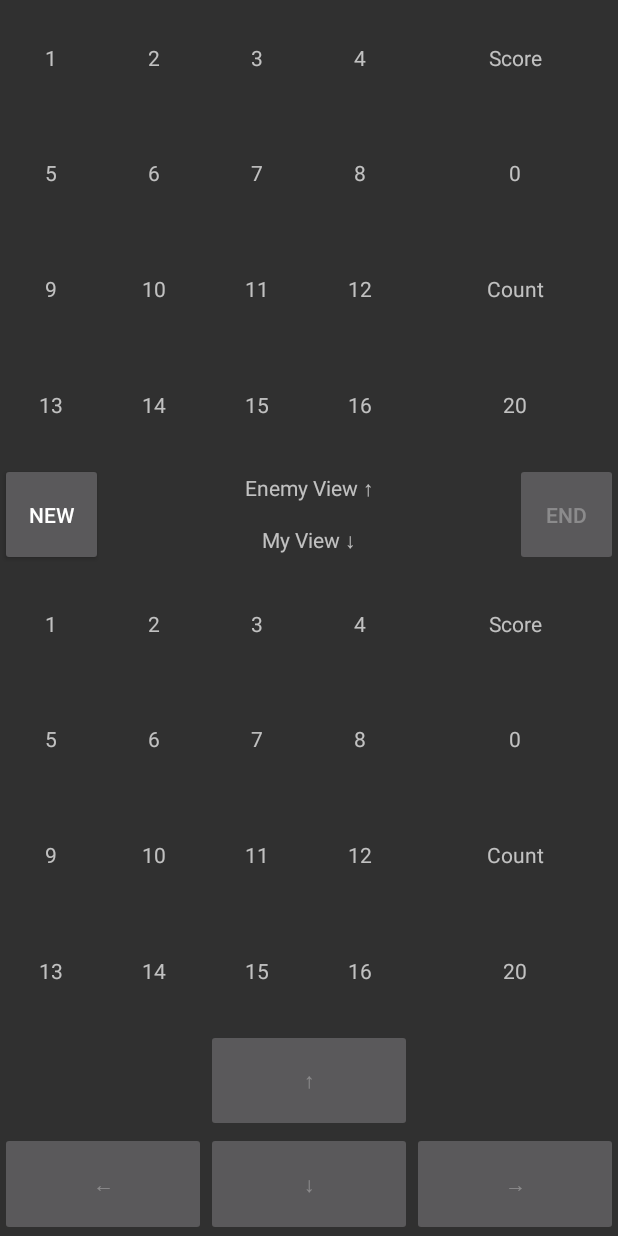
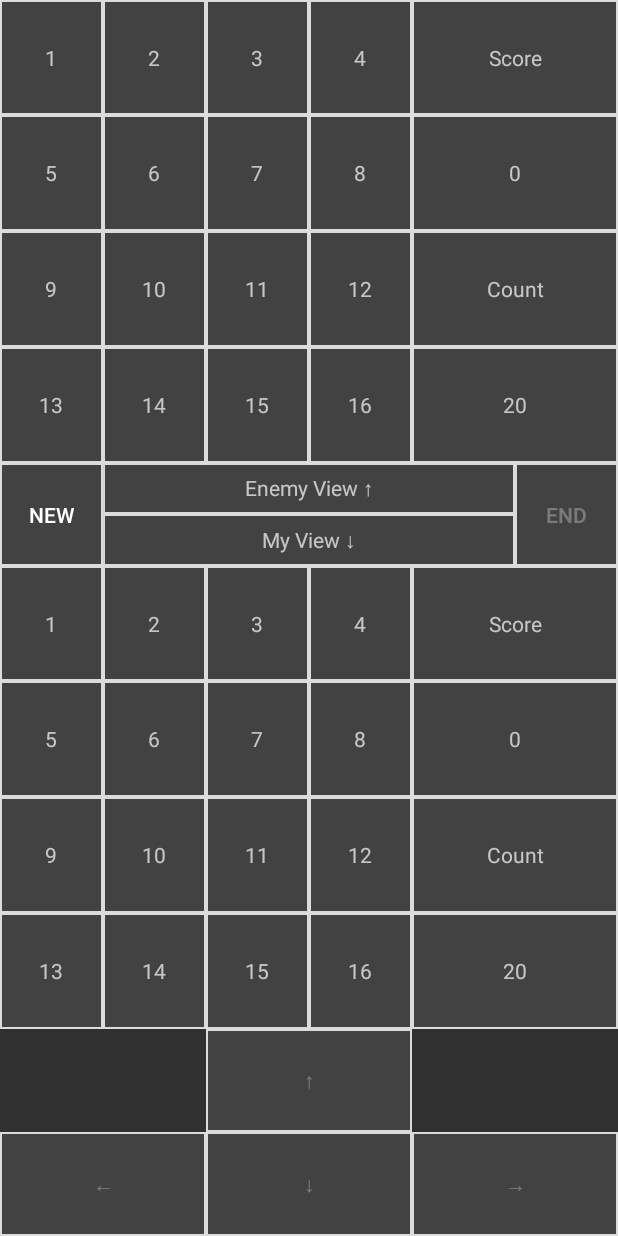
Before and after one commit to preventionYun/2048_android, an Android app: the screen it shows after launch (MainActivity), on a phone screen of 412 x 824 dp. Run offline under Robolectric (Android 15) with nearby library versions, the phone set to English and light mode, and no system bars.

Commit message:
v1.9 디자인 관련 수정, border.xml 추가

```diff
--- a/app/src/main/java/com/preventionyun/a2048/MainActivity.java
+++ b/app/src/main/java/com/preventionyun/a2048/MainActivity.java
@@ -407,10 +407,10 @@
             try{
                 GameModel.GameState actionResult = gameModel.accept(savedKey);  // 키에 맞게 동작을 시킨다.
                 switch (actionResult) {    // 동작의 결과인 gameState따라 추후 동작 결정.
-                    case NewNumber: // 새 번호가 필요한 상태
+                    case NewNumber: // 새 번호가 필요한 상태(내용물이 변함.)
                         gameModel.accept(getBlankLocation());   // 빈 자리에 2를 생성함.
                         break;
-                    case Finished:  // 종료상태(카운트 다 사용함)
+                    case Finished:  // 종료상태(카운트 다 사용하면, Finished 상태를 리턴함.)
                         UserCommand cmd = UserCommand.Quit;
                         executeUserCommand(cmd);                // 종료 커맨드를 실행
                         System.out.println("Game Finished!");
--- /dev/null
+++ b/app/src/main/res/drawable/border.xml
@@ -0,0 +1,9 @@
+<?xml version="1.0" encoding="utf-8"?>
+<layer-list xmlns:android="http://schemas.android.com/apk/res/android" >
+    <item>
+        <shape android:shape="rectangle">
+            <stroke android:width="1dp" android:color="#DCDCDC"/>
+            <solid android:color="#424242" />
+        </shape>
+    </item>
+</layer-list>
--- a/app/src/main/res/layout/activity_main.xml
+++ b/app/src/main/res/layout/activity_main.xml
@@ -24,6 +24,7 @@
                 android:layout_height="match_parent"
                 android:textAlignment="center"
                 android:gravity="center"
+                android:background="@drawable/border"
                 android:text="1"/>
             <TextView
                 android:id="@+id/enemyTextView2"
@@ -32,6 +33,7 @@
                 android:layout_height="match_parent"
                 android:textAlignment="center"
                 android:gravity="center"
+                android:background="@drawable/border"
                 android:text="2"/>
             <TextView
                 android:id="@+id/enemyTextView3"
@@ -40,6 +42,7 @@
                 android:layout_height="match_parent"
                 android:textAlignment="center"
                 android:gravity="center"
+                android:background="@drawable/border"
                 android:text="3"/>
             <TextView
                 android:id="@+id/enemyTextView4"
@@ -48,6 +51,7 @@
                 android:layout_height="match_parent"
                 android:textAlignment="center"
                 android:gravity="center"
+                android:background="@drawable/border"
                 android:text="4"/>
             <TextView
                 android:layout_weight="2"
@@ -55,6 +59,7 @@
                 android:layout_height="match_parent"
                 android:textAlignment="center"
                 android:gravity="center"
+                android:background="@drawable/border"
                 android:text="Score"/>
         </LinearLayout>
         <LinearLayout
@@ -70,6 +75,7 @@
                 android:layout_height="match_parent"
                 android:textAlignment="center"
                 android:gravity="center"
+                android:background="@drawable/border"
                 android:text="5"/>
             <TextView
                 android:id="@+id/enemyTextView6"
@@ -78,6 +84,7 @@
                 android:layout_height="match_parent"
                 android:textAlignment="center"
                 android:gravity="center"
+                android:background="@drawable/border"
                 android:text="6"/>
             <TextView
                 android:id="@+id/enemyTextView7"
@@ -86,6 +93,7 @@
                 android:layout_height="match_parent"
                 android:textAlignment="center"
                 android:gravity="center"
+                android:background="@drawable/border"
                 android:text="7"/>
             <TextView
                 android:id="@+id/enemyTextView8"
@@ -94,6 +102,7 @@
                 android:layout_height="match_parent"
                 android:textAlignment="center"
                 android:gravity="center"
+                android:background="@drawable/border"
                 android:text="8"/>
             <TextView
                 android:layout_weight="2"
@@ -101,6 +110,7 @@
                 android:layout_height="match_parent"
                 android:textAlignment="center"
                 android:gravity="center"
+                android:background="@drawable/border"
                 android:text="0"/>
         </LinearLayout>
         <LinearLayout
@@ -116,6 +126,7 @@
                 android:layout_height="match_parent"
                 android:textAlignment="center"
                 android:gravity="center"
+                android:background="@drawable/border"
                 android:text="9"/>
             <TextView
                 android:id="@+id/enemyTextView10"
@@ -124,6 +135,7 @@
                 android:layout_height="match_parent"
                 android:textAlignment="center"
                 android:gravity="center"
+                android:background="@drawable/border"
                 android:text="10"/>
             <TextView
                 android:id="@+id/enemyTextView11"
@@ -132,6 +144,7 @@
                 android:layout_height="match_parent"
                 android:textAlignment="center"
                 android:gravity="center"
+                android:background="@drawable/border"
                 android:text="11"/>
             <TextView
                 android:id="@+id/enemyTextView12"
@@ -140,6 +153,7 @@
                 android:layout_height="match_parent"
                 android:textAlignment="center"
                 android:gravity="center"
+                android:background="@drawable/border"
                 android:text="12"/>
             <TextView
                 android:layout_weight="2"
@@ -147,6 +161,7 @@
                 android:layout_height="match_parent"
                 android:textAlignment="center"
                 android:gravity="center"
+                android:background="@drawable/border"
                 android:text="Count"/>
         </LinearLayout>
         <LinearLayout
@@ -162,6 +177,7 @@
                 android:layout_height="match_parent"
                 android:textAlignment="center"
                 android:gravity="center"
+                android:background="@drawable/border"
                 android:text="13"/>
             <TextView
                 android:id="@+id/enemyTextView14"
@@ -170,6 +186,7 @@
                 android:layout_height="match_parent"
                 android:textAlignment="center"
                 android:gravity="center"
+                android:background="@drawable/border"
                 android:text="14"/>
             <TextView
                 android:id="@+id/enemyTextView15"
@@ -178,6 +195,7 @@
                 android:layout_height="match_parent"
                 android:textAlignment="center"
                 android:gravity="center"
+                android:background="@drawable/border"
                 android:text="15"/>
             <TextView
                 android:id="@+id/enemyTextView16"
@@ -186,6 +204,7 @@
                 android:layout_height="match_parent"
                 android:textAlignment="center"
                 android:gravity="center"
+                android:background="@drawable/border"
                 android:text="16"/>
             <TextView
                 android:layout_weight="2"
@@ -193,6 +212,7 @@
                 android:layout_height="match_parent"
                 android:textAlignment="center"
                 android:gravity="center"
+                android:background="@drawable/border"
                 android:text="20"/>
         </LinearLayout>
     </LinearLayout>
@@ -208,6 +228,7 @@
             android:layout_weight="1"
             android:layout_width="0dp"
             android:layout_height="match_parent"
+            android:background="@drawable/border"
             android:text="NEW"/>
         <LinearLayout
             android:layout_weight="4"
@@ -220,6 +241,7 @@
                 android:layout_height="0dp"
                 android:textAlignment="center"
                 android:gravity="center"
+                android:background="@drawable/border"
                 android:text="Enemy View ↑"/>
             <TextView
                 android:layout_width="match_parent"
@@ -227,6 +249,7 @@
                 android:layout_height="0dp"
                 android:textAlignment="center"
                 android:gravity="center"
+                android:background="@drawable/border"
                 android:text="My View ↓"/>
         </LinearLayout>
         <Button
@@ -234,6 +257,7 @@
             android:layout_weight="1"
             android:layout_width="0dp"
             android:layout_height="match_parent"
+            android:background="@drawable/border"
             android:text="END"/>
     </LinearLayout>
 
@@ -256,6 +280,7 @@
                 android:layout_height="match_parent"
                 android:textAlignment="center"
                 android:gravity="center"
+                android:background="@drawable/border"
                 android:text="1"/>
             <TextView
                 android:id="@+id/myTextView2"
@@ -264,6 +289,7 @@
                 android:layout_height="match_parent"
                 android:textAlignment="center"
                 android:gravity="center"
+                android:background="@drawable/border"
                 android:text="2"/>
             <TextView
                 android:id="@+id/myTextView3"
@@ -272,6 +298,7 @@
                 android:layout_height="match_parent"
                 android:textAlignment="center"
                 android:gravity="center"
+                android:background="@drawable/border"
                 android:text="3"/>
             <TextView
                 android:id="@+id/myTextView4"
@@ -280,6 +307,7 @@
                 android:layout_height="match_parent"
                 android:textAlignment="center"
                 android:gravity="center"
+                android:background="@drawable/border"
                 android:text="4"/>
             <TextView
                 android:layout_weight="2"
@@ -287,6 +315,7 @@
                 android:layout_height="match_parent"
                 android:textAlignment="center"
                 android:gravity="center"
+                android:background="@drawable/border"
                 android:text="Score"/>
         </LinearLayout>
         <LinearLayout
@@ -302,6 +331,7 @@
                 android:layout_height="match_parent"
                 android:textAlignment="center"
                 android:gravity="center"
+                android:background="@drawable/border"
                 android:text="5"/>
             <TextView
                 android:id="@+id/myTextView6"
@@ -310,6 +340,7 @@
                 android:layout_height="match_parent"
                 android:textAlignment="center"
                 android:gravity="center"
+                android:background="@drawable/border"
                 android:text="6"/>
             <TextView
                 android:id="@+id/myTextView7"
@@ -318,6 +349,7 @@
                 android:layout_height="match_parent"
                 android:textAlignment="center"
                 android:gravity="center"
+                android:background="@drawable/border"
                 android:text="7"/>
             <TextView
                 android:id="@+id/myTextView8"
@@ -326,6 +358,7 @@
                 android:layout_height="match_parent"
                 android:textAlignment="center"
                 android:gravity="center"
+                android:background="@drawable/border"
                 android:text="8"/>
             <TextView
                 android:id="@+id/myScore"
@@ -334,6 +367,7 @@
                 android:layout_height="match_parent"
                 android:textAlignment="center"
                 android:gravity="center"
+                android:background="@drawable/border"
                 android:text="0"/>
         </LinearLayout>
         <LinearLayout
@@ -349,6 +383,7 @@
                 android:layout_height="match_parent"
                 android:textAlignment="center"
                 android:gravity="center"
+                android:background="@drawable/border"
                 android:text="9"/>
             <TextView
                 android:id="@+id/myTextView10"
@@ -357,6 +392,7 @@
                 android:layout_height="match_parent"
                 android:textAlignment="center"
                 android:gravity="center"
+                android:background="@drawable/border"
                 android:text="10"/>
             <TextView
                 android:id="@+id/myTextView11"
@@ -365,6 +401,7 @@
                 android:layout_height="match_parent"
                 android:textAlignment="center"
                 android:gravity="center"
+                android:background="@drawable/border"
                 android:text="11"/>
             <TextView
                 android:id="@+id/myTextView12"
@@ -373,6 +410,7 @@
                 android:layout_height="match_parent"
                 android:textAlignment="center"
                 android:gravity="center"
+                android:background="@drawable/border"
                 android:text="12"/>
             <TextView
                 android:layout_weight="2"
@@ -380,6 +418,7 @@
                 android:layout_height="match_parent"
                 android:textAlignment="center"
                 android:gravity="center"
+                android:background="@drawable/border"
                 android:text="Count"/>
         </LinearLayout>
         <LinearLayout
@@ -395,6 +434,7 @@
                 android:layout_height="match_parent"
                 android:textAlignment="center"
                 android:gravity="center"
+                android:background="@drawable/border"
                 android:text="13"/>
             <TextView
                 android:id="@+id/myTextView14"
@@ -403,6 +443,7 @@
                 android:layout_height="match_parent"
                 android:textAlignment="center"
                 android:gravity="center"
+                android:background="@drawable/border"
                 android:text="14"/>
             <TextView
                 android:id="@+id/myTextView15"
@@ -411,6 +452,7 @@
                 android:layout_height="match_parent"
                 android:textAlignment="center"
                 android:gravity="center"
+                android:background="@drawable/border"
                 android:text="15"/>
             <TextView
                 android:id="@+id/myTextView16"
@@ -419,6 +461,7 @@
                 android:layout_height="match_parent"
                 android:textAlignment="center"
                 android:gravity="center"
+                android:background="@drawable/border"
                 android:text="16"/>
             <TextView
                 android:id="@+id/myCount"
@@ -427,6 +470,7 @@
                 android:layout_height="match_parent"
                 android:textAlignment="center"
                 android:gravity="center"
+                android:background="@drawable/border"
                 android:text="20"/>
         </LinearLayout>
     </LinearLayout>
@@ -451,6 +495,7 @@
                 android:layout_width="match_parent"
                 android:layout_weight="1"
                 android:layout_height="0dp"
+                android:background="@drawable/border"
                 android:text="←"/>
         </LinearLayout>
         <LinearLayout
@@ -463,12 +508,14 @@
                 android:layout_width="match_parent"
                 android:layout_weight="1"
                 android:layout_height="0dp"
-                android:text="↑"/>
+                android:background="@drawable/border"
+                android:text="↑" />
             <Button
                 android:id="@+id/downArrowBtn"
                 android:layout_width="match_parent"
                 android:layout_weight="1"
                 android:layout_height="0dp"
+                android:background="@drawable/border"
                 android:text="↓"/>
         </LinearLayout>
         <LinearLayout
@@ -485,6 +532,7 @@
                 android:layout_width="match_parent"
                 android:layout_weight="1"
                 android:layout_height="0dp"
+                android:background="@drawable/border"
                 android:text="→"/>
         </LinearLayout>
     </LinearLayout>
```
Also changed, not shown: app/src/main/res/layout/activity_main_landscape.xml (+48 -0 lines).
